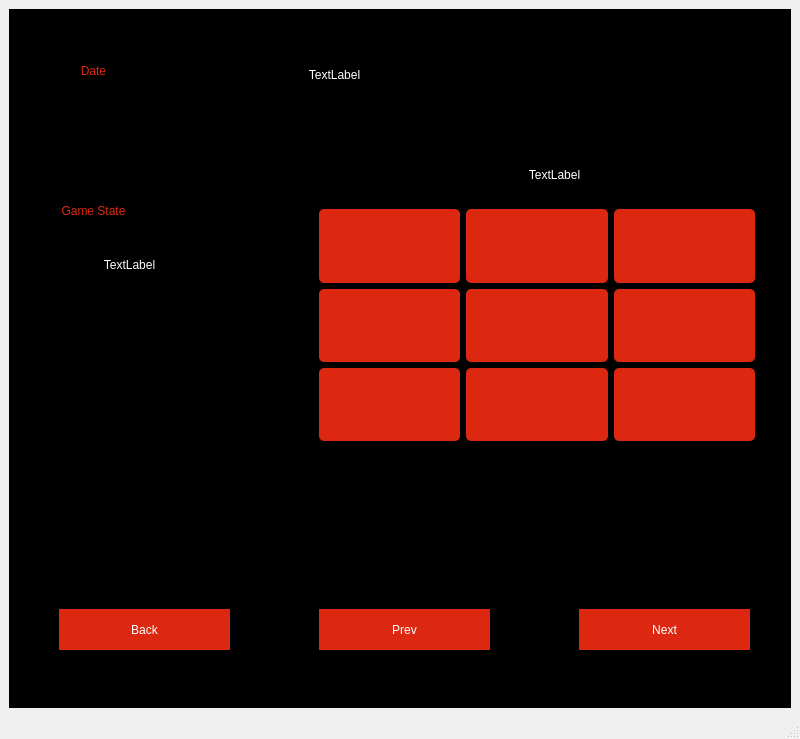
Ragab21/AI-XO, file Log/mainwindow.ui: the form before one commit.
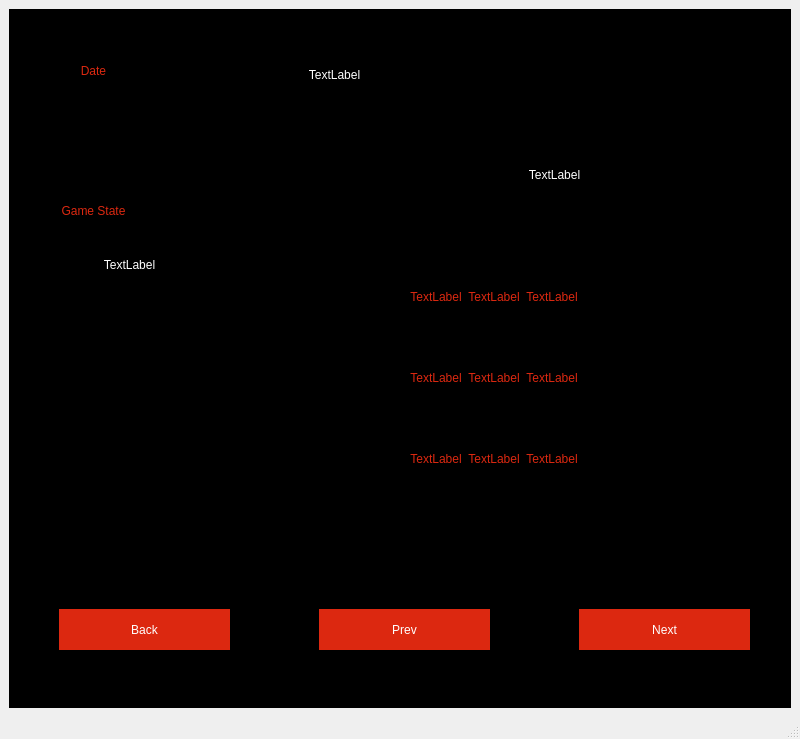
The form after the commit.

What changed in the file:
```diff
--- a/Log/mainwindow.ui
+++ b/Log/mainwindow.ui
@@ -684,198 +684,6 @@
          <string>Next</string>
         </property>
        </widget>
-       <widget class="QWidget" name="layoutWidget">
-        <property name="geometry">
-         <rect>
-          <x>310</x>
-          <y>200</y>
-          <width>436</width>
-          <height>232</height>
-         </rect>
-        </property>
-        <layout class="QGridLayout" name="gridLayout_7">
-         <item row="2" column="0">
-          <widget class="QPushButton" name="XO7_h">
-           <property name="sizePolicy">
-            <sizepolicy hsizetype="Minimum" vsizetype="Minimum">
-             <horstretch>0</horstretch>
-             <verstretch>0</verstretch>
-            </sizepolicy>
-           </property>
-           <property name="styleSheet">
-            <string notr="true">color: rgb(220, 40, 16);
-border: none;
-font: 60px bold;
-background-color: rgb(220, 40, 16);
-border-radius: 5px</string>
-           </property>
-           <property name="text">
-            <string/>
-           </property>
-          </widget>
-         </item>
-         <item row="1" column="1">
-          <widget class="QPushButton" name="XO5_h">
-           <property name="sizePolicy">
-            <sizepolicy hsizetype="Minimum" vsizetype="Minimum">
-             <horstretch>0</horstretch>
-             <verstretch>0</verstretch>
-            </sizepolicy>
-           </property>
-           <property name="styleSheet">
-            <string notr="true">color: rgb(220, 40, 16);
-border: none;
-font: 60px bold;
-background-color: rgb(220, 40, 16);
-border-radius: 5px</string>
-           </property>
-           <property name="text">
-            <string/>
-           </property>
-          </widget>
-         </item>
-         <item row="2" column="1">
-          <widget class="QPushButton" name="XO8_h">
-           <property name="sizePolicy">
-            <sizepolicy hsizetype="Minimum" vsizetype="Minimum">
-             <horstretch>0</horstretch>
-             <verstretch>0</verstretch>
-            </sizepolicy>
-           </property>
-           <property name="styleSheet">
-            <string notr="true">color: rgb(220, 40, 16);
-border: none;
-font: 60px bold;
-background-color: rgb(220, 40, 16);
-border-radius: 5px</string>
-           </property>
-           <property name="text">
-            <string/>
-           </property>
-          </widget>
-         </item>
-         <item row="0" column="2">
-          <widget class="QPushButton" name="XO3_h">
-           <property name="sizePolicy">
-            <sizepolicy hsizetype="Minimum" vsizetype="Minimum">
-             <horstretch>0</horstretch>
-             <verstretch>0</verstretch>
-            </sizepolicy>
-           </property>
-           <property name="styleSheet">
-            <string notr="true">color: rgb(220, 40, 16);
-border: none;
-font: 60px bold;
-background-color: rgb(220, 40, 16);
-border-radius: 5px</string>
-           </property>
-           <property name="text">
-            <string/>
-           </property>
-          </widget>
-         </item>
-         <item row="1" column="0">
-          <widget class="QPushButton" name="XO4_h">
-           <property name="sizePolicy">
-            <sizepolicy hsizetype="Minimum" vsizetype="Minimum">
-             <horstretch>0</horstretch>
-             <verstretch>0</verstretch>
-            </sizepolicy>
-           </property>
-           <property name="styleSheet">
-            <string notr="true">color: rgb(220, 40, 16);
-border: none;
-font: 60px bold;
-background-color: rgb(220, 40, 16);
-border-radius: 5px</string>
-           </property>
-           <property name="text">
-            <string/>
-           </property>
-          </widget>
-         </item>
-         <item row="0" column="1">
-          <widget class="QPushButton" name="XO2_h">
-           <property name="sizePolicy">
-            <sizepolicy hsizetype="Minimum" vsizetype="Minimum">
-             <horstretch>0</horstretch>
-             <verstretch>0</verstretch>
-            </sizepolicy>
-           </property>
-           <property name="styleSheet">
-            <string notr="true">color: rgb(220, 40, 16);
-border: none;
-font: 60px bold;
-background-color: rgb(220, 40, 16);
-border-radius: 5px</string>
-           </property>
-           <property name="text">
-            <string/>
-           </property>
-          </widget>
-         </item>
-         <item row="2" column="2">
-          <widget class="QPushButton" name="XO9_h">
-           <property name="sizePolicy">
-            <sizepolicy hsizetype="Minimum" vsizetype="Minimum">
-             <horstretch>0</horstretch>
-             <verstretch>0</verstretch>
-            </sizepolicy>
-           </property>
-           <property name="styleSheet">
-            <string notr="true">color: rgb(220, 40, 16);
-border: none;
-font: 60px bold;
-background-color: rgb(220, 40, 16);
-border-radius: 5px</string>
-           </property>
-           <property name="text">
-            <string/>
-           </property>
-          </widget>
-         </item>
-         <item row="1" column="2">
-          <widget class="QPushButton" name="XO6_h">
-           <property name="sizePolicy">
-            <sizepolicy hsizetype="Minimum" vsizetype="Minimum">
-             <horstretch>0</horstretch>
-             <verstretch>0</verstretch>
-            </sizepolicy>
-           </property>
-           <property name="styleSheet">
-            <string notr="true">color: rgb(220, 40, 16);
-border: none;
-font: 60px bold;
-background-color: rgb(220, 40, 16);
-border-radius: 5px</string>
-           </property>
-           <property name="text">
-            <string/>
-           </property>
-          </widget>
-         </item>
-         <item row="0" column="0">
-          <widget class="QPushButton" name="XO1_h">
-           <property name="sizePolicy">
-            <sizepolicy hsizetype="Minimum" vsizetype="Minimum">
-             <horstretch>0</horstretch>
-             <verstretch>0</verstretch>
-            </sizepolicy>
-           </property>
-           <property name="styleSheet">
-            <string notr="true">color: rgb(220, 40, 16);
-border: none;
-font: 60px bold;
-background-color: rgb(220, 40, 16);
-border-radius: 5px</string>
-           </property>
-           <property name="text">
-            <string/>
-           </property>
-          </widget>
-         </item>
-        </layout>
-       </widget>
        <widget class="QLabel" name="label_Username_2">
         <property name="geometry">
          <rect>
@@ -1027,6 +835,246 @@
          <string>Prev</string>
         </property>
        </widget>
+       <widget class="QWidget" name="">
+        <property name="geometry">
+         <rect>
+          <x>230</x>
+          <y>220</y>
+          <width>511</width>
+          <height>301</height>
+         </rect>
+        </property>
+        <layout class="QGridLayout" name="gridLayout_7">
+         <item row="1" column="0">
+          <layout class="QHBoxLayout" name="horizontalLayout_2">
+           <item>
+            <widget class="QLabel" name="XO4_h">
+             <property name="sizePolicy">
+              <sizepolicy hsizetype="Maximum" vsizetype="Maximum">
+               <horstretch>0</horstretch>
+               <verstretch>0</verstretch>
+              </sizepolicy>
+             </property>
+             <property name="layoutDirection">
+              <enum>Qt::LeftToRight</enum>
+             </property>
+             <property name="styleSheet">
+              <string notr="true">
+font: 20pt &quot;My Puma&quot;;
+color: rgb(220, 40, 16)</string>
+             </property>
+             <property name="text">
+              <string>TextLabel</string>
+             </property>
+             <property name="alignment">
+              <set>Qt::AlignCenter</set>
+             </property>
+            </widget>
+           </item>
+           <item>
+            <widget class="QLabel" name="XO5_h">
+             <property name="sizePolicy">
+              <sizepolicy hsizetype="Maximum" vsizetype="Maximum">
+               <horstretch>0</horstretch>
+               <verstretch>0</verstretch>
+              </sizepolicy>
+             </property>
+             <property name="layoutDirection">
+              <enum>Qt::LeftToRight</enum>
+             </property>
+             <property name="styleSheet">
+              <string notr="true">
+font: 20pt &quot;My Puma&quot;;
+color: rgb(220, 40, 16)</string>
+             </property>
+             <property name="text">
+              <string>TextLabel</string>
+             </property>
+             <property name="alignment">
+              <set>Qt::AlignCenter</set>
+             </property>
+            </widget>
+           </item>
+           <item>
+            <widget class="QLabel" name="XO6_h">
+             <property name="sizePolicy">
+              <sizepolicy hsizetype="Maximum" vsizetype="Maximum">
+               <horstretch>0</horstretch>
+               <verstretch>0</verstretch>
+              </sizepolicy>
+             </property>
+             <property name="layoutDirection">
+              <enum>Qt::LeftToRight</enum>
+             </property>
+             <property name="styleSheet">
+              <string notr="true">
+font: 20pt &quot;My Puma&quot;;
+color: rgb(220, 40, 16)</string>
+             </property>
+             <property name="text">
+              <string>TextLabel</string>
+             </property>
+             <property name="alignment">
+              <set>Qt::AlignCenter</set>
+             </property>
+            </widget>
+           </item>
+          </layout>
+         </item>
+         <item row="2" column="0">
+          <layout class="QHBoxLayout" name="horizontalLayout_6">
+           <item>
+            <widget class="QLabel" name="XO7_h">
+             <property name="sizePolicy">
+              <sizepolicy hsizetype="Maximum" vsizetype="Maximum">
+               <horstretch>0</horstretch>
+               <verstretch>0</verstretch>
+              </sizepolicy>
+             </property>
+             <property name="layoutDirection">
+              <enum>Qt::LeftToRight</enum>
+             </property>
+             <property name="styleSheet">
+              <string notr="true">
+font: 20pt &quot;My Puma&quot;;
+color: rgb(220, 40, 16)</string>
+             </property>
+             <property name="text">
+              <string>TextLabel</string>
+             </property>
+             <property name="alignment">
+              <set>Qt::AlignCenter</set>
+             </property>
+            </widget>
+           </item>
+           <item>
+            <widget class="QLabel" name="test_8">
+             <property name="sizePolicy">
+              <sizepolicy hsizetype="Maximum" vsizetype="Maximum">
+               <horstretch>0</horstretch>
+               <verstretch>0</verstretch>
+              </sizepolicy>
+             </property>
+             <property name="layoutDirection">
+              <enum>Qt::LeftToRight</enum>
+             </property>
+             <property name="styleSheet">
+              <string notr="true">
+font: 20pt &quot;My Puma&quot;;
+color: rgb(220, 40, 16)</string>
+             </property>
+             <property name="text">
+              <string>TextLabel</string>
+             </property>
+             <property name="alignment">
+              <set>Qt::AlignCenter</set>
+             </property>
+            </widget>
+           </item>
+           <item>
+            <widget class="QLabel" name="test_9">
+             <property name="sizePolicy">
+              <sizepolicy hsizetype="Maximum" vsizetype="Maximum">
+               <horstretch>0</horstretch>
+               <verstretch>0</verstretch>
+              </sizepolicy>
+             </property>
+             <property name="layoutDirection">
+              <enum>Qt::LeftToRight</enum>
+             </property>
+             <property name="styleSheet">
+              <string notr="true">
+font: 20pt &quot;My Puma&quot;;
+color: rgb(220, 40, 16)</string>
+             </property>
+             <property name="text">
+              <string>TextLabel</string>
+             </property>
+             <property name="alignment">
+              <set>Qt::AlignCenter</set>
+             </property>
+            </widget>
+           </item>
+          </layout>
+         </item>
+         <item row="0" column="0">
+          <layout class="QHBoxLayout" name="horizontalLayout">
+           <item>
+            <widget class="QLabel" name="XO1_h">
+             <property name="sizePolicy">
+              <sizepolicy hsizetype="Maximum" vsizetype="Maximum">
+               <horstretch>0</horstretch>
+               <verstretch>0</verstretch>
+              </sizepolicy>
+             </property>
+             <property name="layoutDirection">
+              <enum>Qt::LeftToRight</enum>
+             </property>
+             <property name="styleSheet">
+              <string notr="true">
+font: 20pt &quot;My Puma&quot;;
+color: rgb(220, 40, 16)</string>
+             </property>
+             <property name="text">
+              <string>TextLabel</string>
+             </property>
+             <property name="alignment">
+              <set>Qt::AlignCenter</set>
+             </property>
+            </widget>
+           </item>
+           <item>
+            <widget class="QLabel" name="XO2_h">
+             <property name="sizePolicy">
+              <sizepolicy hsizetype="Maximum" vsizetype="Maximum">
+               <horstretch>0</horstretch>
+               <verstretch>0</verstretch>
+              </sizepolicy>
+             </property>
+             <property name="layoutDirection">
+              <enum>Qt::LeftToRight</enum>
+             </property>
+             <property name="styleSheet">
+              <string notr="true">
+font: 20pt &quot;My Puma&quot;;
+color: rgb(220, 40, 16)</string>
+             </property>
+             <property name="text">
+              <string>TextLabel</string>
+             </property>
+             <property name="alignment">
+              <set>Qt::AlignCenter</set>
+             </property>
+            </widget>
+           </item>
+           <item>
+            <widget class="QLabel" name="XO3_h">
+             <property name="sizePolicy">
+              <sizepolicy hsizetype="Maximum" vsizetype="Maximum">
+               <horstretch>0</horstretch>
+               <verstretch>0</verstretch>
+              </sizepolicy>
+             </property>
+             <property name="layoutDirection">
+              <enum>Qt::LeftToRight</enum>
+             </property>
+             <property name="styleSheet">
+              <string notr="true">
+font: 20pt &quot;My Puma&quot;;
+color: rgb(220, 40, 16)</string>
+             </property>
+             <property name="text">
+              <string>TextLabel</string>
+             </property>
+             <property name="alignment">
+              <set>Qt::AlignCenter</set>
+             </property>
+            </widget>
+           </item>
+          </layout>
+         </item>
+        </layout>
+       </widget>
       </widget>
       <widget class="QWidget" name="Selection_Page">
        <layout class="QGridLayout" name="gridLayout_5">
```
